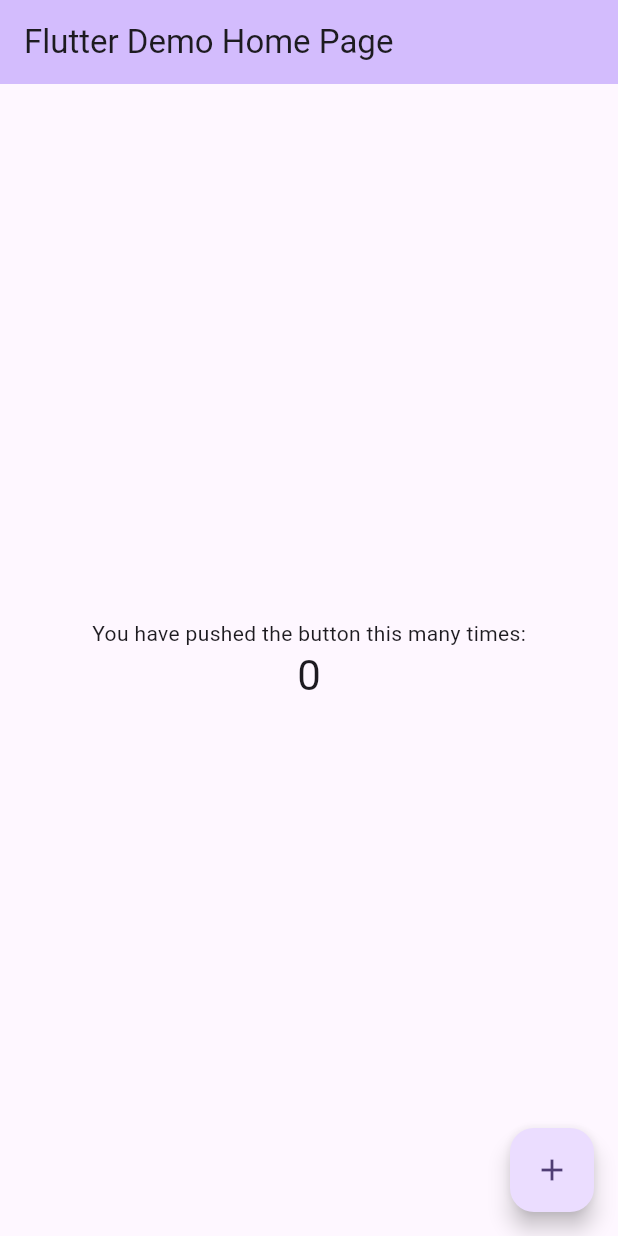
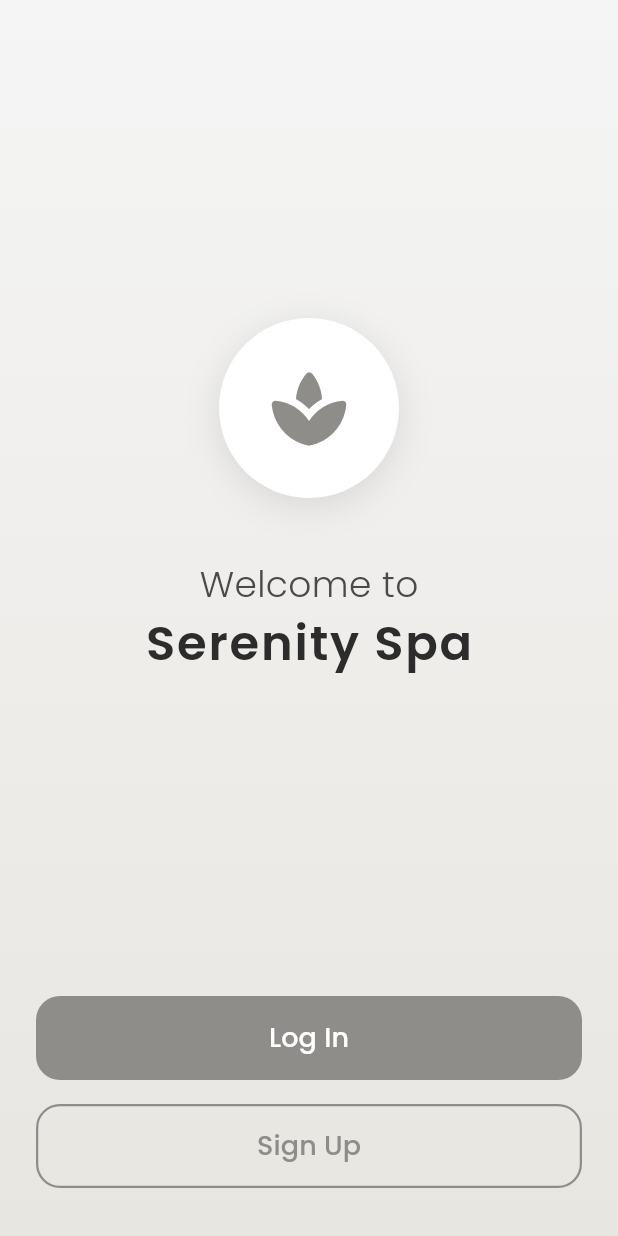
Before and after one commit to minasenel/expert-winner, a Flutter app: the screen it shows after launch, on a phone screen of 412 x 824 dp. Run offline on Flutter 3.47's test engine with Material 3 defaults, Android fonts, the light colour scheme and no system bars.

Commit message:
Add welcome page with custom fonts and modern UI design

```diff
--- a/lib/main.dart
+++ b/lib/main.dart
@@ -1,4 +1,5 @@
 import 'package:flutter/material.dart';
+import 'screens/welcome_page.dart';
 
 void main() {
   runApp(const MyApp());
@@ -11,7 +12,8 @@
   @override
   Widget build(BuildContext context) {
     return MaterialApp(
-      title: 'Flutter Demo',
+      title: 'Serenity Spa',
+      debugShowCheckedModeBanner: false,
       theme: ThemeData(
         // This is the theme of your application.
         //
@@ -28,9 +30,13 @@
         //
         // This works for code too, not just values: Most code changes can be
         // tested with just a hot reload.
-        colorScheme: ColorScheme.fromSeed(seedColor: Colors.deepPurple),
+        useMaterial3: true,
+        fontFamily: 'Poppins',
+        colorScheme: ColorScheme.fromSeed(
+          seedColor: const Color(0xFF8E8D8A),
+        ),
       ),
-      home: const MyHomePage(title: 'Flutter Demo Home Page'),
+      home: const WelcomePage(),
     );
   }
 }
--- /dev/null
+++ b/lib/screens/welcome_page.dart
@@ -0,0 +1,122 @@
+import 'package:flutter/material.dart';
+
+class WelcomePage extends StatelessWidget {
+  const WelcomePage({super.key});
+
+  @override
+  Widget build(BuildContext context) {
+    return Scaffold(
+      body: Container(
+        decoration: const BoxDecoration(
+          gradient: LinearGradient(
+            begin: Alignment.topCenter,
+            end: Alignment.bottomCenter,
+            colors: [
+              Color(0xFFF5F5F5),
+              Color(0xFFE8E6E1),
+            ],
+          ),
+        ),
+        child: SafeArea(
+          child: Padding(
+            padding: const EdgeInsets.symmetric(horizontal: 24.0),
+            child: Column(
+              mainAxisAlignment: MainAxisAlignment.center,
+              children: [
+                const Spacer(),
+                // Logo placeholder
+                Container(
+                  width: 120,
+                  height: 120,
+                  decoration: BoxDecoration(
+                    shape: BoxShape.circle,
+                    color: Colors.white,
+                    boxShadow: [
+                      BoxShadow(
+                        color: Colors.black.withOpacity(0.1),
+                        blurRadius: 20,
+                        offset: const Offset(0, 5),
+                      ),
+                    ],
+                  ),
+                  child: const Icon(
+                    Icons.spa_rounded,
+                    size: 60,
+                    color: Color(0xFF8E8D8A),
+                  ),
+                ),
+                const SizedBox(height: 40),
+                // Welcome text
+                const Text(
+                  'Welcome to',
+                  style: TextStyle(
+                    fontSize: 24,
+                    color: Color(0xFF4A4A4A),
+                    fontWeight: FontWeight.w300,
+                  ),
+                ),
+                const Text(
+                  'Serenity Spa',
+                  style: TextStyle(
+                    fontSize: 32,
+                    color: Color(0xFF2C2C2C),
+                    fontWeight: FontWeight.w600,
+                    letterSpacing: 1.2,
+                  ),
+                ),
+                const Spacer(),
+                // Buttons
+                ElevatedButton(
+                  onPressed: () {
+                    // Add login logic here
+                  },
+                  style: ElevatedButton.styleFrom(
+                    backgroundColor: const Color(0xFF8E8D8A),
+                    minimumSize: const Size(double.infinity, 56),
+                    shape: RoundedRectangleBorder(
+                      borderRadius: BorderRadius.circular(16),
+                    ),
+                    elevation: 0,
+                  ),
+                  child: const Text(
+                    'Log In',
+                    style: TextStyle(
+                      fontSize: 18,
+                      fontWeight: FontWeight.w500,
+                      color: Colors.white,
+                    ),
+                  ),
+                ),
+                const SizedBox(height: 16),
+                OutlinedButton(
+                  onPressed: () {
+                    // Add sign up logic here
+                  },
+                  style: OutlinedButton.styleFrom(
+                    minimumSize: const Size(double.infinity, 56),
+                    shape: RoundedRectangleBorder(
+                      borderRadius: BorderRadius.circular(16),
+                    ),
+                    side: const BorderSide(
+                      color: Color(0xFF8E8D8A),
+                      width: 1.5,
+                    ),
+                  ),
+                  child: const Text(
+                    'Sign Up',
+                    style: TextStyle(
+                      fontSize: 18,
+                      fontWeight: FontWeight.w500,
+                      color: Color(0xFF8E8D8A),
+                    ),
+                  ),
+                ),
+                const SizedBox(height: 32),
+              ],
+            ),
+          ),
+        ),
+      ),
+    );
+  }
+}
```
Also changed, not shown: pubspec.yaml (+19 -0 lines), assets/fonts/Poppins-Light.ttf (added), assets/fonts/Poppins-Medium.ttf (added), assets/fonts/Poppins-Regular.ttf (added), assets/fonts/Poppins-SemiBold.ttf (added), pubspec.lock, 6 other files.
